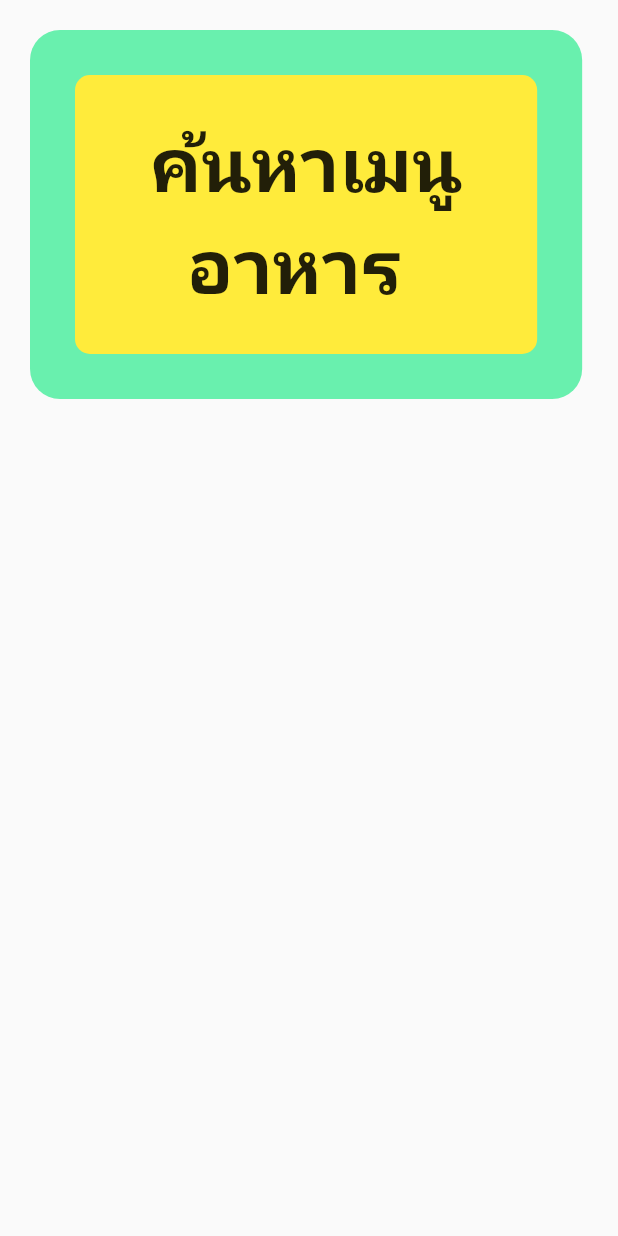
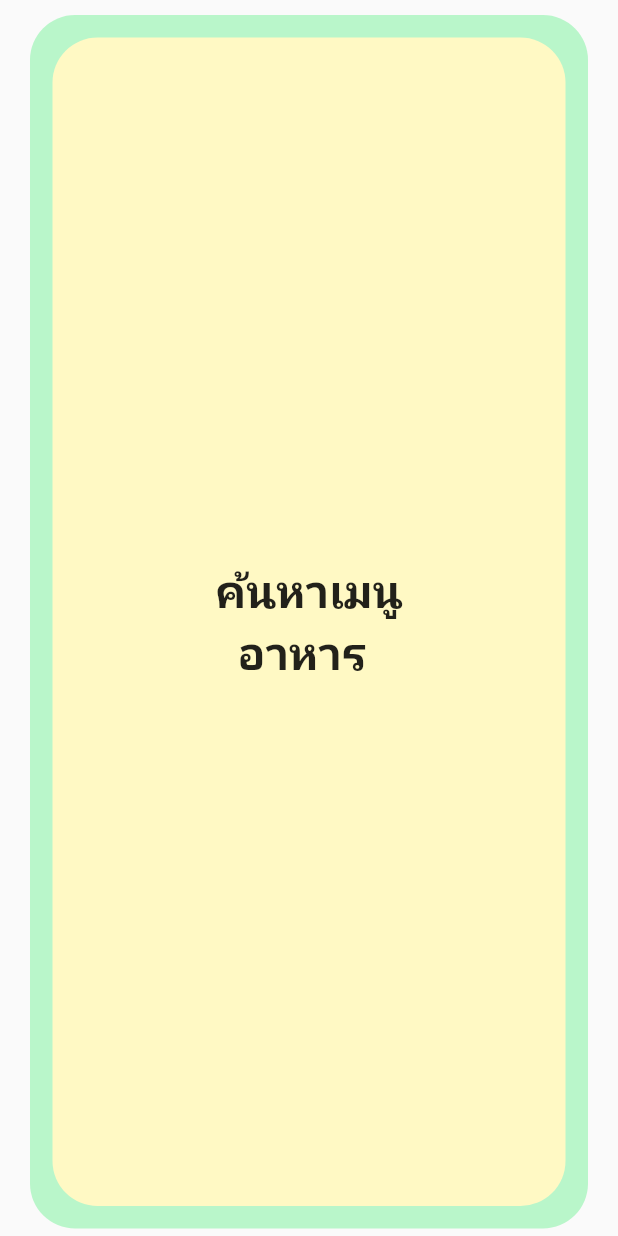
Before and after one commit to AINutritionProject/KinDeeUDee, a Flutter app: the MenuBlock widget shown alone on an empty page, opened directly, on a phone screen of 412 x 824 dp. Run offline on Flutter 3.47's test engine with Material 2 defaults, Android fonts, the phone set to English and light mode, and no system bars; our stand-ins replace camera, cloud_firestore, dotted_border, firebase_auth, firebase_core, font_awesome_flutter and 2 more; accounts and stored records are empty; network calls fail.

Commit message:
decorate home page
make each menu block smaller

```diff
--- a/lib/pages/home.dart
+++ b/lib/pages/home.dart
@@ -99,22 +99,10 @@ class _HomeState extends State<Home> {
                 Navigator.push(context,
                     MaterialPageRoute(builder: (context) => const MenuPage()));
               },
-              child: const Stack(
-                children: [
-                  MenuBlock(
+              child: MenuBlock(
                 menuName: 'ค้นหาเมนู\n  อาหาร',
-                    innerColor: Colors.yellow,
-                    outerColor: Colors.greenAccent,
-                  ),
-                  Positioned(
-                      top: -20,
-                      right: 9,
-                      child: Icon(
-                        Icons.lightbulb,
-                        size: 100,
-                        color: Colors.yellow,
-                      ))
-                ],
+                innerColor: Colors.yellow.shade100,
+                outerColor: Colors.greenAccent.shade100,
               ),
             ),
             GestureDetector(
@@ -123,7 +111,7 @@ class _HomeState extends State<Home> {
                     builder: (context) => const EatHistoryPage()));
               },
               child: const MenuBlock(
-                  menuName: 'ประวัติการ\nรับประทานอาหาร',
+                  menuName: 'ประวัติการรับประทานอาหาร',
                   innerColor: Colors.yellowAccent,
                   outerColor: Colors.red),
             ),
@@ -183,23 +171,27 @@ class MenuBlock extends StatelessWidget {
 
   @override
   Widget build(BuildContext context) {
-    return Padding(
-      padding: const EdgeInsets.all(20.0),
-      child: Container(
-        padding: const EdgeInsets.all(30),
+    return Container(
+      margin: const EdgeInsets.only(top: 10, bottom: 5, left: 20, right: 20),
+      padding: const EdgeInsets.all(15),
       decoration: BoxDecoration(
         color: outerColor,
-          borderRadius: BorderRadius.circular(20),
+        borderRadius: BorderRadius.circular(30),
       ),
       child: Container(
-          padding: const EdgeInsets.symmetric(horizontal: 50, vertical: 25),
+        padding: const EdgeInsets.symmetric(vertical: 25),
         decoration: BoxDecoration(
           color: innerColor,
-            borderRadius: BorderRadius.circular(10),
+          borderRadius: BorderRadius.circular(30),
         ),
+        child: Align(
+          alignment: Alignment.center,
+          child: Container(
+            margin: const EdgeInsets.symmetric(horizontal: 20),
             child: Text(
               menuName,
-            style: const TextStyle(fontSize: 50, fontWeight: FontWeight.bold),
+              style: const TextStyle(fontSize: 30, fontWeight: FontWeight.bold),
+            ),
           ),
         ),
       ),
```
Lines whose indentation alone changed are shown as unchanged.
